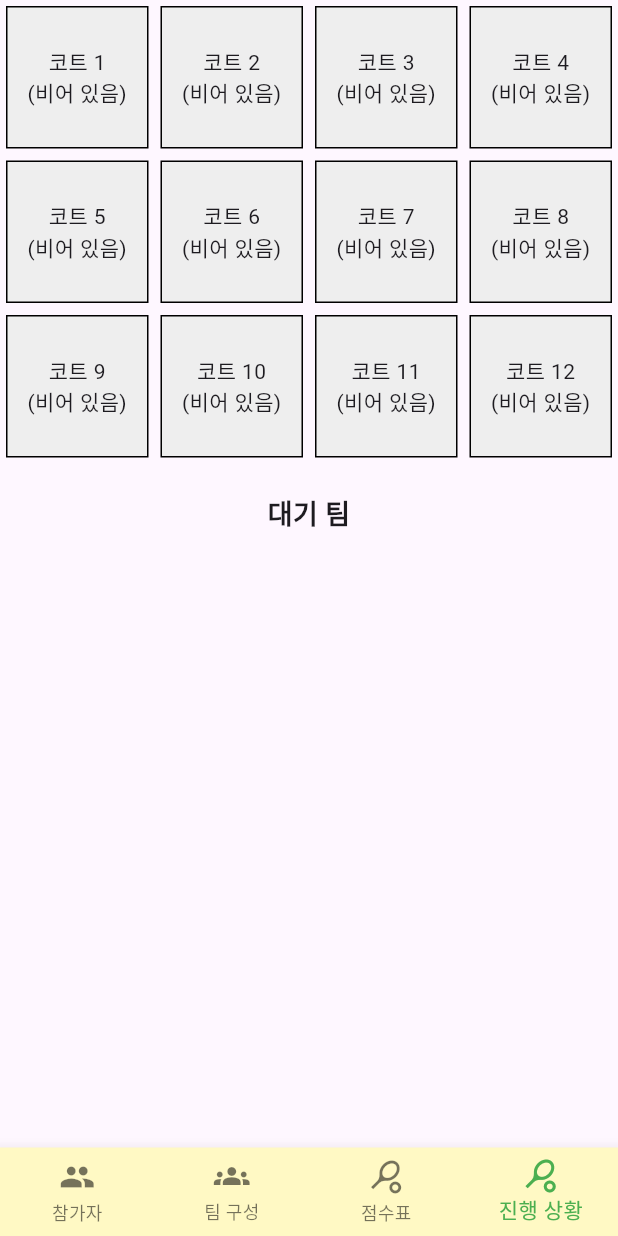
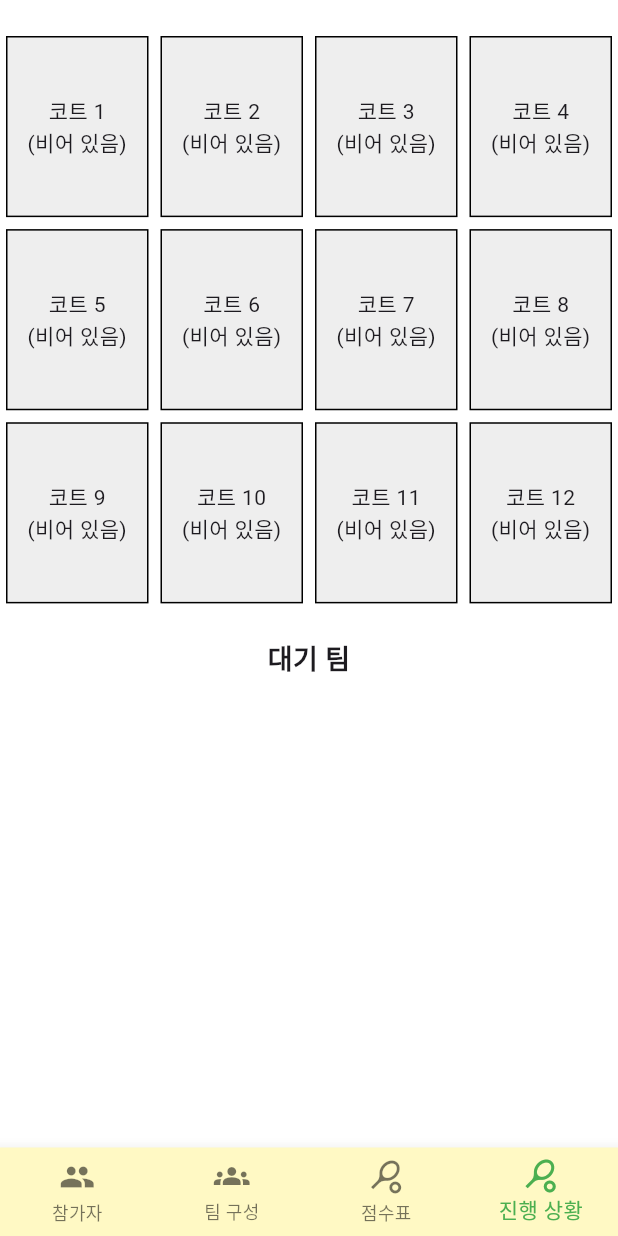
Before and after one commit to seyoung34/cokcok, a Flutter app: the screen it shows after launch, item 4 of the bottom bar chosen, on a phone screen of 412 x 824 dp. Run offline on Flutter 3.47's test engine with Material 3 defaults, Android fonts, the phone set to English and light mode, and no system bars; our stand-ins replace cloud_firestore, csv, firebase_core, shared_preferences; missing offline and left inert: dart:html; accounts and stored records are empty.

Commit message:
진행상황 그리드 크기 조절

```diff
--- a/lib/Page/matchStatusPage/MatchStatusBase.dart
+++ b/lib/Page/matchStatusPage/MatchStatusBase.dart
@@ -68,6 +68,7 @@ abstract class MatchStatusBaseState<T extends MatchStatusBase> extends State<T>
     return SingleChildScrollView(
       child: Column(
         children: [
+          SizedBox(height: 20,),
           _buildCourtsGrid(ongoingMatches),
           const SizedBox(height: 20),
           const Text("대기 팀", style: TextStyle(fontWeight: FontWeight.bold, fontSize: 18)),
@@ -82,6 +83,7 @@ abstract class MatchStatusBaseState<T extends MatchStatusBase> extends State<T>
       shrinkWrap: true,
       physics: const NeverScrollableScrollPhysics(),
       crossAxisCount: 4,
+      childAspectRatio: 0.8,
       children: List.generate(12, (index) {
         int courtNum = index + 1;
         final match = matches.firstWhere(
--- a/lib/main.dart
+++ b/lib/main.dart
@@ -24,6 +24,7 @@ class MyApp extends StatelessWidget {
   @override
   Widget build(BuildContext context) {
     return MaterialApp(
+      theme: ThemeData(scaffoldBackgroundColor: Colors.white),
       debugShowCheckedModeBanner: false,
       home: const HomePage(),
     );
```
Also changed, not shown: pubspec.lock, 1 other file.
